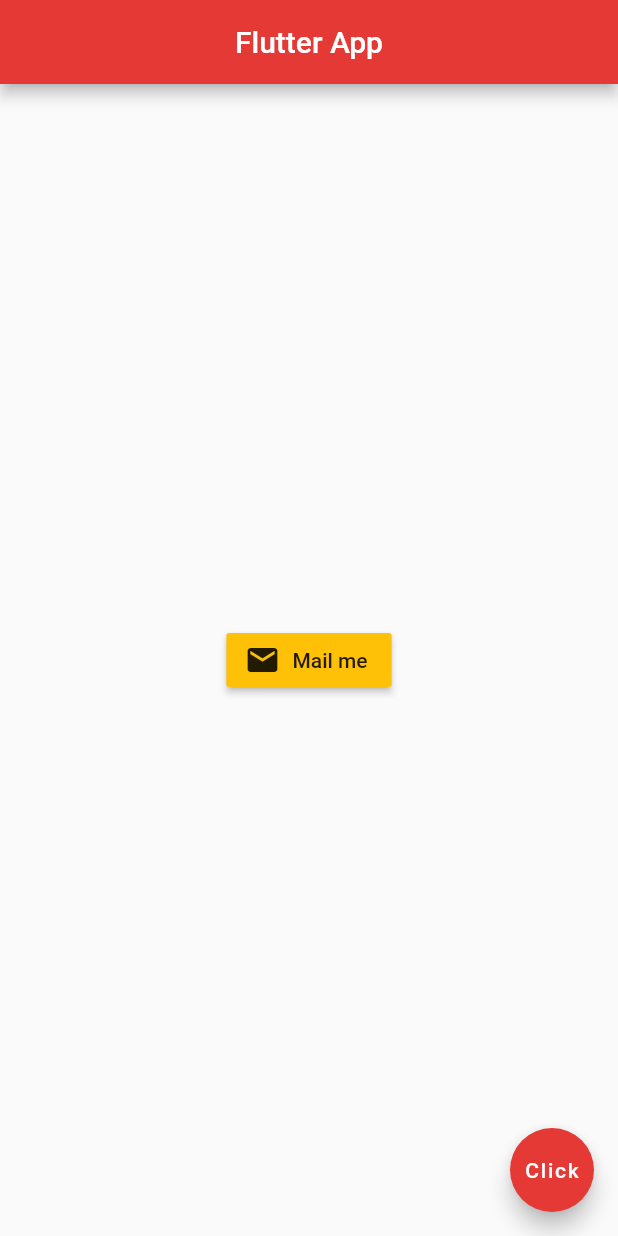
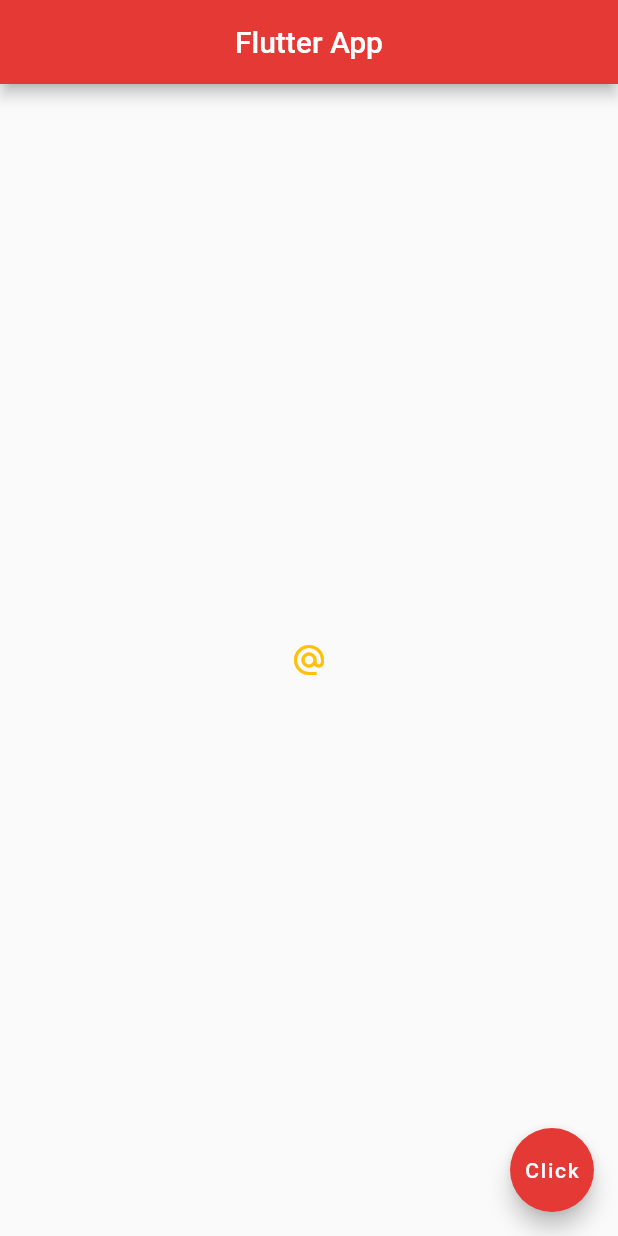
Before and after one commit to dwikiar/first_flutter_app, a Flutter app: the screen it shows after launch, on a phone screen of 412 x 824 dp. Run offline on Flutter 3.47's test engine with Material 2 defaults, Android fonts, the phone set to English and light mode, and no system bars.

Commit message:
Nine Commit Icon

```diff
--- a/lib/main.dart
+++ b/lib/main.dart
@@ -16,16 +16,11 @@ class Home extends StatelessWidget {
         backgroundColor: Colors.red[600],
       ),
       body: Center(
-        child: RaisedButton.icon(
-            onPressed: () {
-              print("You send email for me");
-            },
-            icon: Icon(
-              Icons.mail
-            ),
-            label: Text("Mail me"),
-            color: Colors.amber,
-        )
+        child: IconButton(
+            icon: Icon(Icons.alternate_email),
+            onPressed: () {},
+            color: Colors.amber
+            )
       ),
       floatingActionButton: FloatingActionButton(
         onPressed: () {},
```
